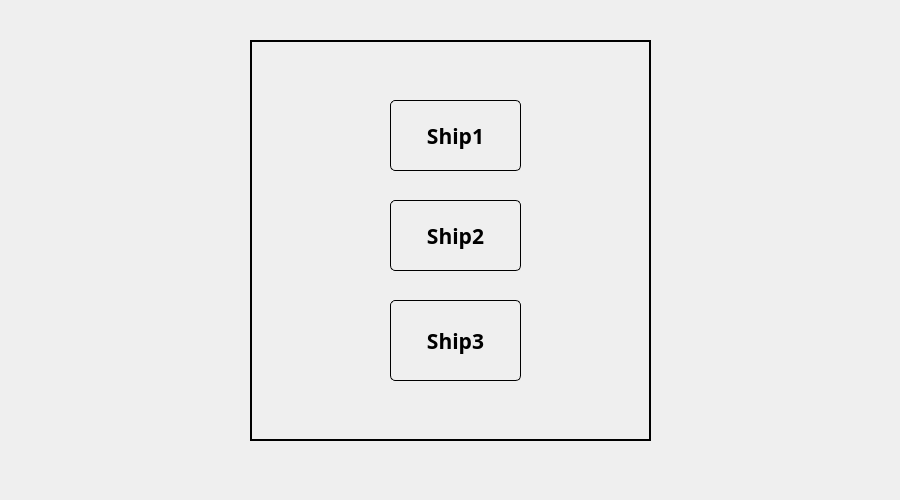
Old version of the form src/env/menus/Ships/pickyourship.ui in the repository DC2012/DC2012.
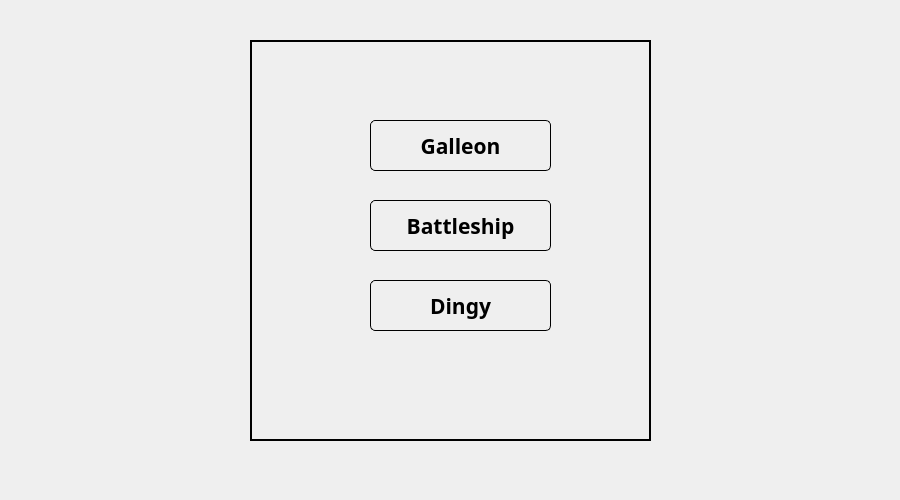
New version of the form. Icons and pictures are not drawn.

Commit message: Changed stats for different ships

Diff of the .ui file:
```diff
--- a/src/env/menus/Ships/pickyourship.ui
+++ b/src/env/menus/Ships/pickyourship.ui
@@ -91,10 +91,10 @@
    <widget class="QPushButton" name="btnShip1">
     <property name="geometry">
      <rect>
-      <x>140</x>
-      <y>60</y>
-      <width>131</width>
-      <height>71</height>
+      <x>120</x>
+      <y>80</y>
+      <width>181</width>
+      <height>51</height>
      </rect>
     </property>
     <property name="font">
@@ -106,7 +106,7 @@
      </font>
     </property>
     <property name="text">
-     <string>Ship1</string>
+     <string>Galleon</string>
     </property>
     <property name="icon">
      <iconset resource="../../../../images.qrc">
@@ -114,7 +114,7 @@
     </property>
     <property name="iconSize">
      <size>
-      <width>50</width>
+      <width>60</width>
       <height>50</height>
      </size>
     </property>
@@ -122,10 +122,10 @@
    <widget class="QPushButton" name="btnShip2">
     <property name="geometry">
      <rect>
-      <x>140</x>
+      <x>120</x>
       <y>160</y>
-      <width>131</width>
-      <height>71</height>
+      <width>181</width>
+      <height>51</height>
      </rect>
     </property>
     <property name="font">
@@ -137,7 +137,7 @@
      </font>
     </property>
     <property name="text">
-     <string>Ship2</string>
+     <string>Battleship</string>
     </property>
     <property name="icon">
      <iconset resource="../../../../images.qrc">
@@ -153,10 +153,10 @@
    <widget class="QPushButton" name="btnShip3">
     <property name="geometry">
      <rect>
-      <x>140</x>
-      <y>260</y>
-      <width>131</width>
-      <height>81</height>
+      <x>120</x>
+      <y>240</y>
+      <width>181</width>
+      <height>51</height>
      </rect>
     </property>
     <property name="font">
@@ -168,7 +168,7 @@
      </font>
     </property>
     <property name="text">
-     <string>Ship3</string>
+     <string>Dingy</string>
     </property>
     <property name="icon">
      <iconset resource="../../../../images.qrc">
@@ -176,7 +176,7 @@
     </property>
     <property name="iconSize">
      <size>
-      <width>50</width>
+      <width>60</width>
       <height>50</height>
      </size>
     </property>
```
Left out of the diff: 8 changed lines with no effect on the pictures. The commit also changes 5 other files.
